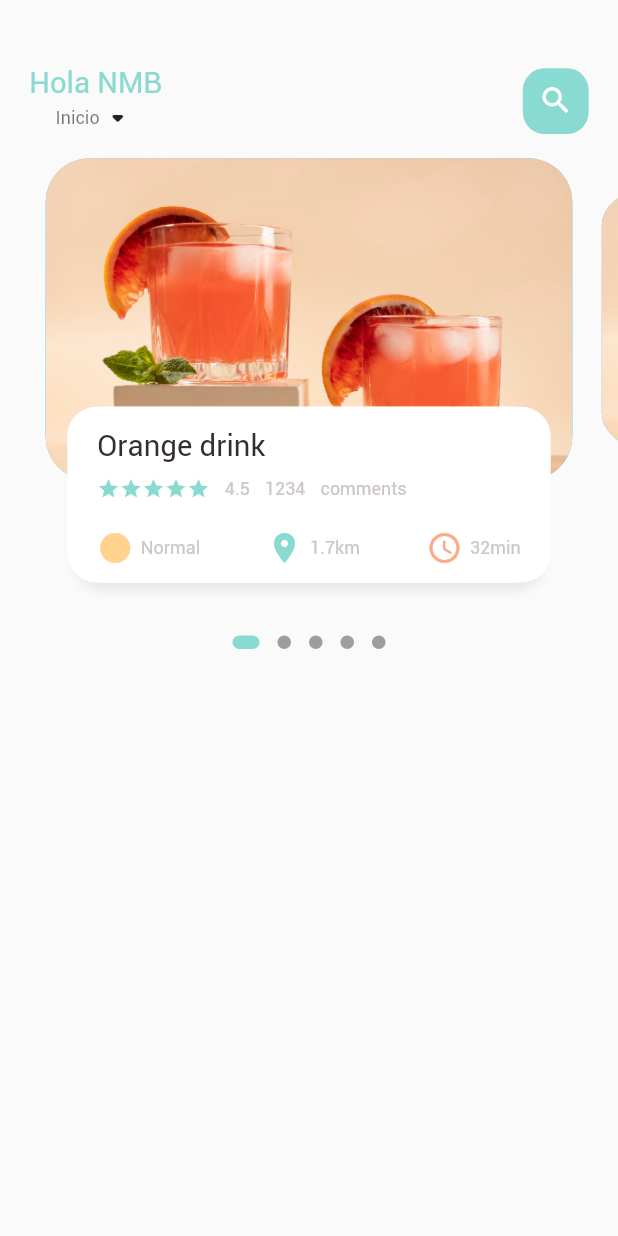
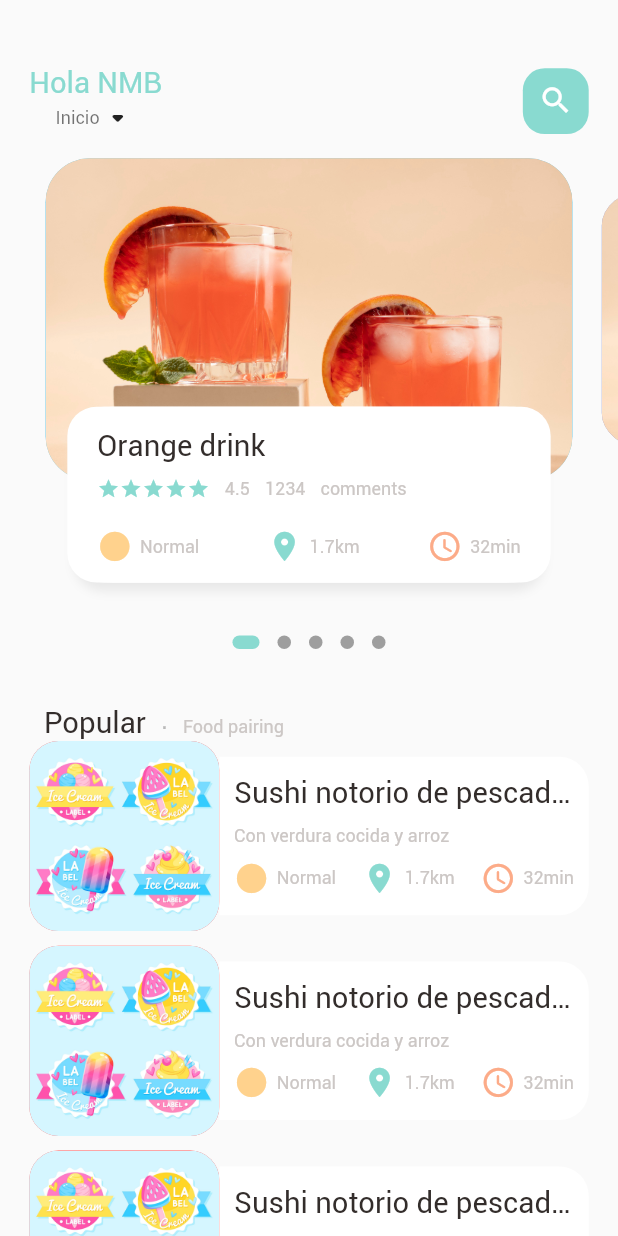
Before and after one commit to Niltonmb7/app_delivery, a Flutter app: the screen it shows after launch, on a phone screen of 412 x 824 dp. Run offline on Flutter 3.47's test engine with Material 2 defaults, Android fonts, the phone set to English and light mode, and no system bars; drawn by our look-alikes of dots_indicator; our stand-ins replace get.

Commit message:
home page view

```diff
--- a/lib/main.dart
+++ b/lib/main.dart
@@ -1,4 +1,4 @@
-import 'package:app_delivery/home/home_page.dart';
+import 'package:app_delivery/pages/home/home_page.dart';
 import 'package:flutter/material.dart';
 import 'package:get/get.dart';
 
--- /dev/null
+++ b/lib/pages/article/popular_item_detail.dart
@@ -0,0 +1,11 @@
+import 'package:flutter/src/widgets/container.dart';
+import 'package:flutter/src/widgets/framework.dart';
+
+class PopularItemDetail extends StatelessWidget {
+  const PopularItemDetail({super.key});
+
+  @override
+  Widget build(BuildContext context) {
+    return Container();
+  }
+}
--- a/lib/home/body_page.dart
+++ b/lib/pages/home/body_page.dart
@@ -39,6 +39,7 @@ class _ItemPageBodyState extends State<ItemPageBody> {
   Widget build(BuildContext context) {
     return Column(
       children: [
+        // slider section
         Container(
           height: Dimentios.pageView,
           child: PageView.builder(
@@ -48,6 +49,7 @@ class _ItemPageBodyState extends State<ItemPageBody> {
               return _buildPageItem(position);
           }),
         ),
+        // dots
         DotsIndicator(
           dotsCount: 5,
           position: _currentPageValue,
@@ -57,7 +59,105 @@ class _ItemPageBodyState extends State<ItemPageBody> {
             activeSize: const Size(18.0, 9.0),
             activeShape: RoundedRectangleBorder(borderRadius: BorderRadius.circular(5.0)),
           ),
-        )
+        ),
+        SizedBox(height: Dimentios.height30,),
+        Container(
+          margin: EdgeInsets.only(left: Dimentios.width30),
+          child: Row(
+            crossAxisAlignment: CrossAxisAlignment.end,
+            children: [
+              BigText(text: "Popular"),
+              SizedBox(width: Dimentios.width10,),
+              Container(
+                margin: const EdgeInsets.only(bottom: 3),
+                child: BigText(text: ".", color: Colors.black26,),
+              ),
+              SizedBox(width: Dimentios.width10,),
+              Container(
+                margin: const EdgeInsets.only(bottom: 2),
+                child: SmallText(text: "Food pairing"),
+              ),
+            ],
+          ),
+        ),
+        // list of food
+        ListView.builder(
+          physics: const NeverScrollableScrollPhysics(),
+          shrinkWrap: true,
+          itemCount: 10,
+          itemBuilder: (context, index){
+            return Container(
+              margin: EdgeInsets.only(
+                left: Dimentios.width20,
+                right: Dimentios.width20,
+                bottom: Dimentios.height10
+              ),
+              child: Row(
+                children: [
+                  // imagen section
+                  Container(
+                    width: Dimentios.listViewImgSize,
+                    height: Dimentios.listViewImgSize,
+                    decoration: BoxDecoration(
+                      borderRadius: BorderRadius.circular(Dimentios.radius20),
+                      color: Colors.redAccent,
+                      image: const DecorationImage(
+                        fit: BoxFit.cover,
+                        image: AssetImage("assets/image/icecream1.png")
+                      )
+                    ),
+                  ),
+                  // text container
+                  Expanded(
+                    child: Container(
+                      height: Dimentios.listViewTextContSize,
+                      decoration: BoxDecoration(
+                        borderRadius: BorderRadius.only(
+                          bottomRight: Radius.circular(Dimentios.radius20),
+                          topRight: Radius.circular(Dimentios.radius20),
+                        ),
+                        color: Colors.white,
+                      ),
+                      child: Padding(
+                        padding: EdgeInsets.only(left: Dimentios.width10, right: Dimentios.width10),
+                        child: Column(
+                          crossAxisAlignment: CrossAxisAlignment.start,
+                          mainAxisAlignment: MainAxisAlignment.center,
+                          children: [
+                            BigText(text: "Sushi notorio de pescado fresco"),
+                            SizedBox(height: Dimentios.height10),
+                            SmallText(text: "Con verdura cocida y arroz"),
+                            SizedBox(height: Dimentios.height10),
+                            Row(
+                              mainAxisAlignment: MainAxisAlignment.spaceBetween,
+                              children: [
+                                IconAndTextWidget(
+                                  icon: Icons.circle_sharp,
+                                  text: "Normal",
+                                  iconColor: AppColors.iconColor1
+                                ),
+                                IconAndTextWidget(
+                                  icon: Icons.location_on,
+                                  text: "1.7km",
+                                  iconColor: AppColors.mainColor
+                                ),
+                                IconAndTextWidget(
+                                  icon: Icons.access_time_rounded,
+                                  text: "32min",
+                                  iconColor: AppColors.iconColor2
+                                )
+                              ],
+                            )
+                          ],
+                        ),
+                      ),
+                    ),
+                  )
+                ],
+              ),
+            );
+          }
+        ),
       ],
     );
   }
--- a/lib/home/home_page.dart
+++ b/lib/pages/home/home_page.dart
@@ -53,7 +53,9 @@ class _HomePageState extends State<HomePage> {
             ),
           ),
           // most valuates
-          ItemPageBody(),
+          Expanded(child: SingleChildScrollView(
+            child: ItemPageBody(),
+          )),
         ],
       )
     );
--- a/lib/utils/dimentions.dart
+++ b/lib/utils/dimentions.dart
@@ -28,4 +28,8 @@ class Dimentios {
 
   // icon size
   static double iconSize24 = screenHeight / 35.17;
+
+  // list view size
+  static double listViewImgSize = screenWidth / 3.25;
+  static double listViewTextContSize = screenWidth / 3.9;
 }
--- a/lib/widgets/icon_text_widget.dart
+++ b/lib/widgets/icon_text_widget.dart
@@ -1,3 +1,4 @@
+import 'package:app_delivery/utils/dimentions.dart';
 import 'package:app_delivery/widgets/small_text.dart';
 import 'package:flutter/cupertino.dart';
 
@@ -14,7 +15,7 @@ class IconAndTextWidget extends StatelessWidget {
   Widget build(BuildContext context) {
     return Row(
       children: [
-        Icon(icon, color: iconColor,),
+        Icon(icon, color: iconColor, size: Dimentios.iconSize24,),
         const SizedBox(width: 5,),
         SmallText(text: text)
       ],
```
Also changed, not shown: assets/image/icecream1.png (added), assets/image/sushi1.png (added).
